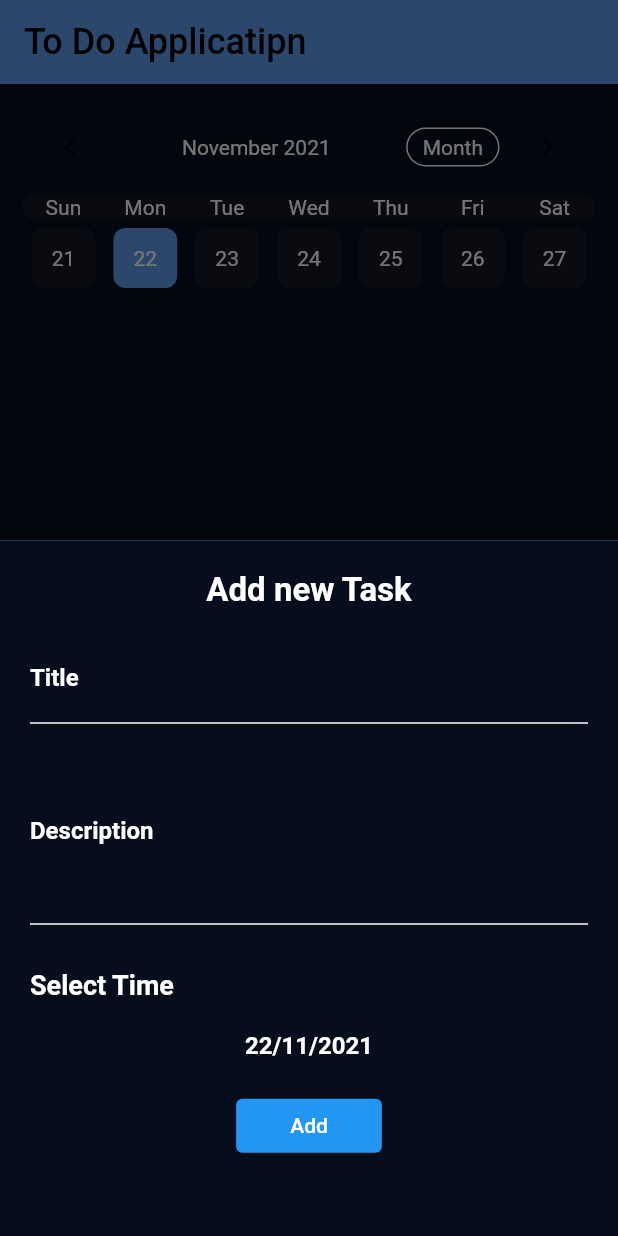
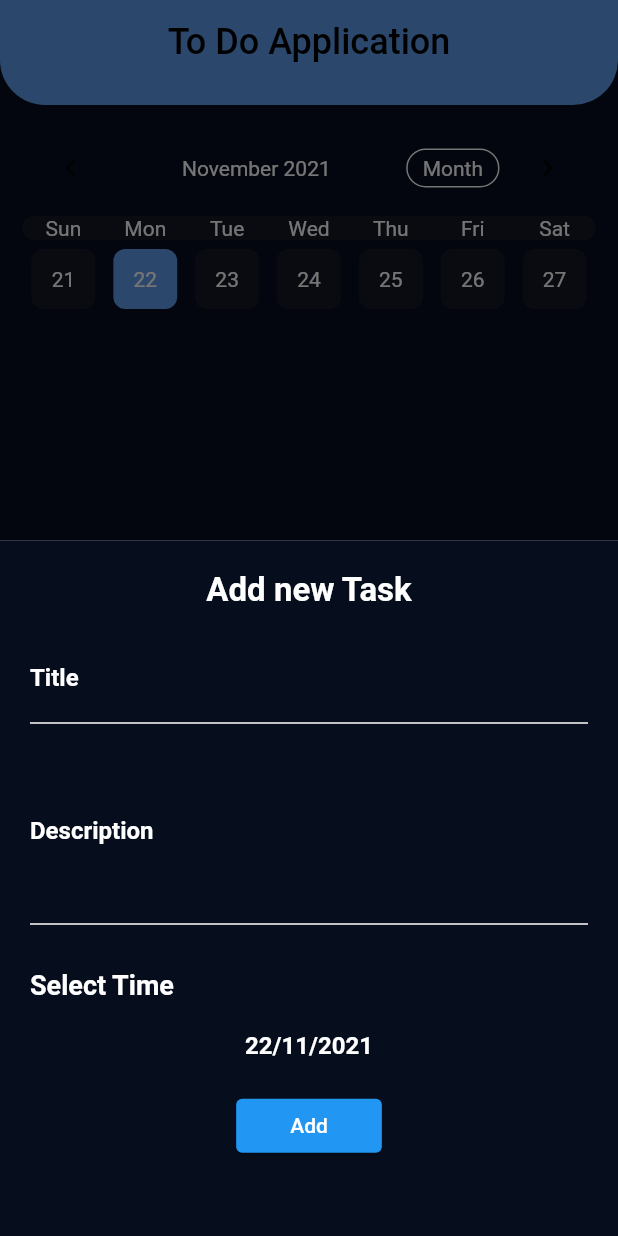
Before and after one commit to ahmedfouad311/todo-app, a Flutter app: the screen it shows after launch, after a tap on the "add" icon, on a phone screen of 412 x 824 dp. Run offline on Flutter 3.47's test engine with Material 2 defaults, Android fonts, the phone set to English and light mode, and no system bars; drawn by our look-alikes of table_calendar; our stand-ins replace cloud_firestore, firebase_core, flutter_slidable; accounts and stored records are empty.

Commit message:
add the settings tab and change the theme successfully

```diff
--- a/lib/home/home_screen.dart
+++ b/lib/home/home_screen.dart
@@ -2,9 +2,9 @@ import 'package:flutter/material.dart';
 import 'package:provider/provider.dart';
 import 'package:todoapp/home/todo/add_todo_widget.dart';
 import 'package:todoapp/providers/app_config_provider.dart';
+import 'package:todoapp/settings/settings_tab.dart';
 import 'package:todoapp/theme/my_theme_data.dart';
 
-import 'settings/settings_tab.dart';
 import 'todo/todo_list_tab.dart';
 
 class HomeScreen extends StatefulWidget {
@@ -26,7 +26,16 @@ class _HomeScreenState extends State<HomeScreen> {
   Widget build(BuildContext context) {
     var provider = Provider.of<AppConfigProvider>(context);
     return Scaffold(
-      appBar: AppBar(
+      backgroundColor: provider.isDarkMode()
+          ? MyThemeData.DARK_BACKGROUND_COLOR
+          :
+      MyThemeData.LIGHT_BACKGROUND_COLOR,
+      appBar: PreferredSize(
+        preferredSize: Size.fromHeight(70.0),
+        child: AppBar(
+          shape: RoundedRectangleBorder(
+              borderRadius:
+              BorderRadius.vertical(bottom: Radius.circular(30))),
           backgroundColor: provider.isDarkMode()
               ? MyThemeData.DARK_PRIMARY_COLOR
               :
@@ -35,13 +44,14 @@ class _HomeScreenState extends State<HomeScreen> {
               .primaryColor,
           elevation: 0,
           title: Text(
-            'To Do Applicatipn',
+              'To Do Application',
               style: TextStyle(
                 color: provider.isDarkMode() ? Colors.black :
                 Colors.white,
               )
           ),
-        centerTitle: false,
+          centerTitle: true,
+        ),
       ),
       floatingActionButton: FloatingActionButton(
         backgroundColor: provider.isDarkMode()
--- a/lib/main.dart
+++ b/lib/main.dart
@@ -20,11 +20,12 @@ void main() async {
 class MyApp extends StatelessWidget {
   @override
   Widget build(BuildContext context) {
+    var provider = Provider.of<AppConfigProvider>(context);
     return MaterialApp(
       debugShowCheckedModeBanner: false,
       title: 'todo App',
       theme: MyThemeData.DARK_THEME,
-      themeMode: ThemeMode.dark,
+      themeMode: provider.appTheme,
       routes: {
         HomeScreen.ROUTE_NAME: (context) => HomeScreen(),
       },
--- a/pubspec.yaml
+++ b/pubspec.yaml
@@ -23,7 +23,6 @@ environment:
 dependencies:
   flutter:
     sdk: flutter
-
   table_calendar: ^3.0.3
   flutter_slidable: ^0.6.0
   firebase_core: "^1.10.0"
```
Also changed, not shown: lib/home/settings/settings_tab.dart (deleted, +0 -8 lines), lib/providers/app_config_provider.dart (+9 -0 lines), lib/settings/settings_tab.dart (added, +68 -0 lines), lib/settings/theme_bottomSheet.dart (added, +77 -0 lines). Lines whose indentation alone changed are shown as unchanged.
